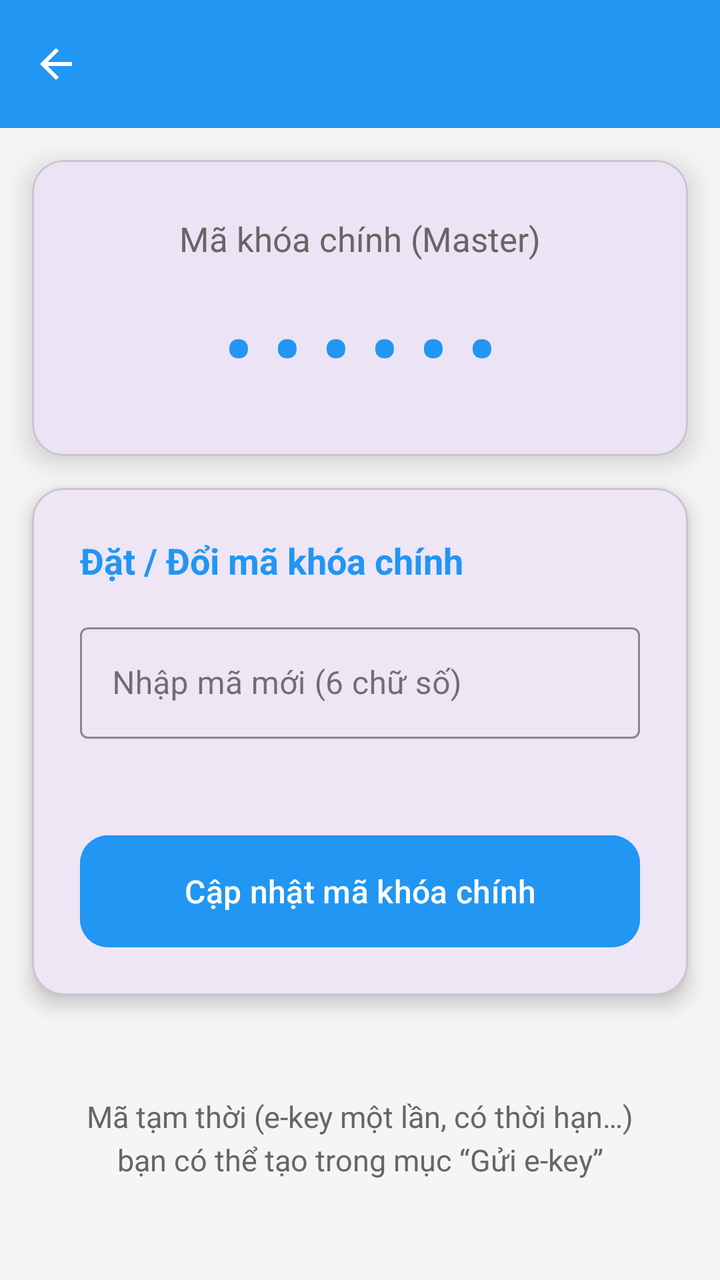
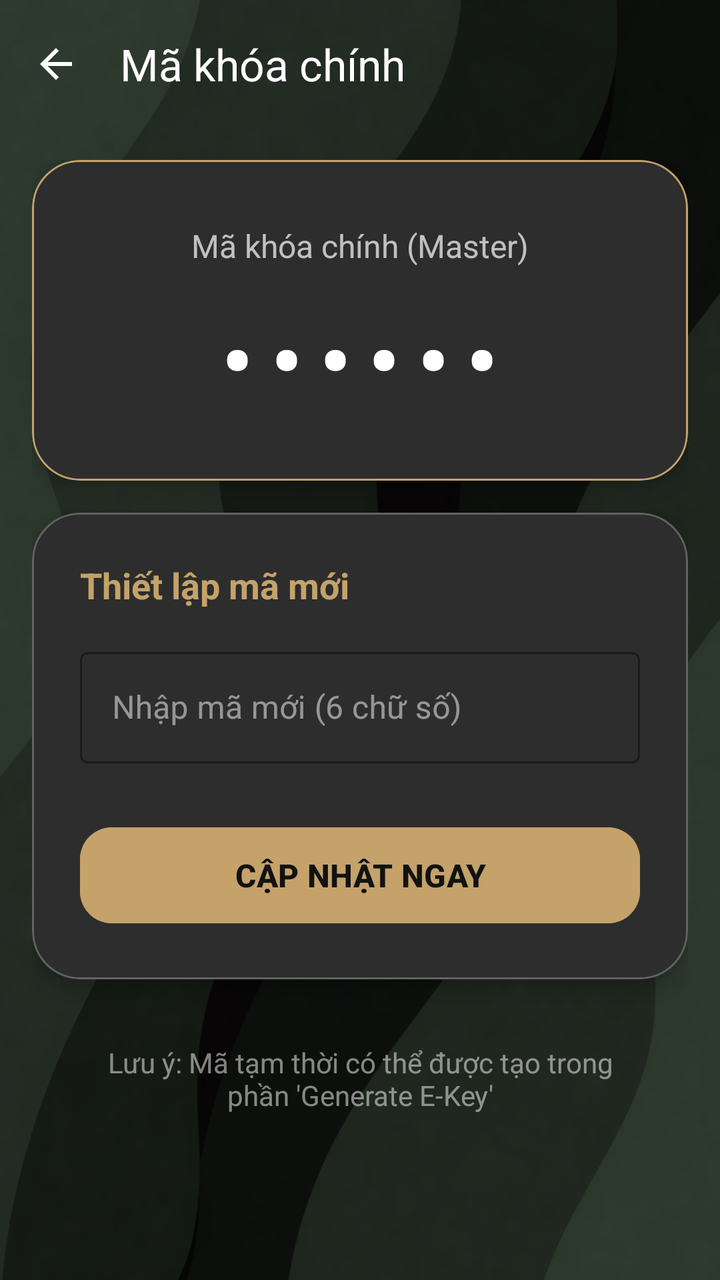

Compare the two renders of this Android layout. The source of the first and the diff that turns it into the second are given below.
<!-- AndroidManifest.xml: application theme Theme.SmartLock -->
<!-- res/layout/fragment_passcodes.xml -->
<?xml version="1.0" encoding="utf-8"?>
<androidx.constraintlayout.widget.ConstraintLayout xmlns:android="http://schemas.android.com/apk/res/android"
    xmlns:app="http://schemas.android.com/apk/res-auto"
    android:layout_width="match_parent"
    android:layout_height="match_parent"
    android:background="#F5F5F5">

    <com.google.android.material.appbar.MaterialToolbar
        android:id="@+id/toolbar"
        android:layout_width="0dp"
        android:layout_height="?attr/actionBarSize"
        android:background="#2196F3"
        android:title="Mã khóa chính"
        android:titleTextColor="#FFFFFF"
        app:layout_constraintTop_toTopOf="parent"
        app:layout_constraintStart_toStartOf="parent"
        app:layout_constraintEnd_toEndOf="parent"
        app:navigationIcon="@drawable/ic_arrow_back"
        app:navigationIconTint="#FFFFFF"/>

    <com.google.android.material.card.MaterialCardView
        android:id="@+id/cardCurrentPasscode"
        android:layout_width="0dp"
        android:layout_height="wrap_content"
        android:layout_margin="16dp"
        app:cardCornerRadius="16dp"
        app:cardElevation="8dp"
        app:layout_constraintTop_toBottomOf="@id/toolbar"
        app:layout_constraintStart_toStartOf="parent"
        app:layout_constraintEnd_toEndOf="parent">

        <LinearLayout
            android:layout_width="match_parent"
            android:layout_height="wrap_content"
            android:orientation="vertical"
            android:padding="28dp"
            android:gravity="center">

            <TextView
                android:layout_width="wrap_content"
                android:layout_height="wrap_content"
                android:text="Mã khóa chính (Master)"
                android:textSize="17sp"
                android:textColor="#666666" />

            <TextView
                android:id="@+id/tvCurrentPasscode"
                android:layout_width="wrap_content"
                android:layout_height="wrap_content"
                android:layout_marginTop="16dp"
                android:text="••••••"
                android:textSize="40sp"
                android:textStyle="bold"
                android:letterSpacing="0.25"
                android:textColor="#2196F3" />

            <TextView
                android:id="@+id/tvHintUnset"
                android:layout_width="wrap_content"
                android:layout_height="wrap_content"
                android:layout_marginTop="12dp"
                android:text="Chưa đặt mã khóa chính"
                android:textSize="15sp"
                android:textColor="#E91E63"
                android:visibility="gone" />

        </LinearLayout>
    </com.google.android.material.card.MaterialCardView>

    <com.google.android.material.card.MaterialCardView
        android:id="@+id/cardChangePasscode"
        android:layout_width="0dp"
        android:layout_height="wrap_content"
        android:layout_marginHorizontal="16dp"
        android:layout_marginTop="16dp"
        app:cardCornerRadius="16dp"
        app:cardElevation="6dp"
        app:layout_constraintTop_toBottomOf="@id/cardCurrentPasscode"
        app:layout_constraintStart_toStartOf="parent"
        app:layout_constraintEnd_toEndOf="parent">

        <LinearLayout
            android:layout_width="match_parent"
            android:layout_height="wrap_content"
            android:orientation="vertical"
            android:padding="24dp">

            <TextView
                android:layout_width="wrap_content"
                android:layout_height="wrap_content"
                android:text="Đặt / Đổi mã khóa chính"
                android:textSize="18sp"
                android:textStyle="bold"
                android:textColor="#2196F3" />

            <com.google.android.material.textfield.TextInputLayout
                android:id="@+id/tilOldPasscode"
                style="@style/Widget.MaterialComponents.TextInputLayout.OutlinedBox"
                android:layout_width="match_parent"
                android:layout_height="wrap_content"
                android:layout_marginTop="20dp"
                android:hint="Nhập mã khóa cũ (bắt buộc khi đã đặt)"
                app:boxStrokeColor="#2196F3"
                app:errorEnabled="true"
                app:endIconMode="password_toggle"
                android:visibility="gone">

                <com.google.android.material.textfield.TextInputEditText
                    android:id="@+id/etOldPasscode"
                    android:layout_width="match_parent"
                    android:layout_height="wrap_content"
                    android:inputType="numberPassword"
                    android:maxLength="10"
                    android:digits="0123456789" />
            </com.google.android.material.textfield.TextInputLayout>

            <com.google.android.material.textfield.TextInputLayout
                android:id="@+id/tilNewPasscode"
                style="@style/Widget.MaterialComponents.TextInputLayout.OutlinedBox"
                android:layout_width="match_parent"
                android:layout_height="wrap_content"
                android:layout_marginTop="16dp"
                android:hint="Nhập mã mới (6 chữ số)"
                app:boxStrokeColor="#2196F3"
                app:errorEnabled="true"
                app:endIconMode="clear_text">

                <com.google.android.material.textfield.TextInputEditText
                    android:id="@+id/etNewPasscode"
                    android:layout_width="match_parent"
                    android:layout_height="wrap_content"
                    android:inputType="numberPassword"
                    android:maxLength="10"
                    android:digits="0123456789" />
            </com.google.android.material.textfield.TextInputLayout>

            <com.google.android.material.button.MaterialButton
                android:id="@+id/btnChangePasscode"
                android:layout_width="match_parent"
                android:layout_height="56dp"
                android:layout_marginTop="28dp"
                android:text="Cập nhật mã khóa chính"
                android:textSize="16sp"
                app:cornerRadius="14dp"
                android:backgroundTint="#2196F3"
                android:insetTop="0dp"
                android:insetBottom="0dp" />

        </LinearLayout>
    </com.google.android.material.card.MaterialCardView>

    <TextView
        android:layout_width="0dp"
        android:layout_height="wrap_content"
        android:text="Mã tạm thời (e-key một lần, có thời hạn…)\nbạn có thể tạo trong mục “Gửi e-key”"
        android:textSize="15sp"
        android:textColor="#666666"
        android:gravity="center"
        android:lineSpacingExtra="4dp"
        android:layout_margin="32dp"
        app:layout_constraintTop_toBottomOf="@id/cardChangePasscode"
        app:layout_constraintStart_toStartOf="parent"
        app:layout_constraintEnd_toEndOf="parent"
        app:layout_constraintBottom_toBottomOf="parent" />

</androidx.constraintlayout.widget.ConstraintLayout>
<!-- resources referenced by this layout -->
<resources>
  <!-- drawable ic_arrow_back (drawable) -->
  <vector xmlns:android="http://schemas.android.com/apk/res/android" android:autoMirrored="true" android:height="24dp" android:tint="#000000" android:viewportHeight="24" android:viewportWidth="24" android:width="24dp">
        
      <path android:fillColor="@android:color/white" android:pathData="M20,11H7.83l5.59,-5.59L12,4l-8,8 8,8 1.41,-1.41L7.83,13H20v-2z"/>
      
  </vector>
  <style name="Theme.SmartLock" parent="Base.Theme.SmartLock" />
  <style name="Base.Theme.SmartLock" parent="Theme.Material3.DayNight.NoActionBar">
          
          
      </style>
</resources>

<!-- the commit's change to res/layout/fragment_passcodes.xml (unified diff, before → after) -->
@@ -1,166 +1,195 @@
 <?xml version="1.0" encoding="utf-8"?>
-<androidx.constraintlayout.widget.ConstraintLayout xmlns:android="http://schemas.android.com/apk/res/android"
+<FrameLayout xmlns:android="http://schemas.android.com/apk/res/android"
     xmlns:app="http://schemas.android.com/apk/res-auto"
     android:layout_width="match_parent"
-    android:layout_height="match_parent"
-    android:background="#F5F5F5">
+    android:layout_height="match_parent">
 
-    <com.google.android.material.appbar.MaterialToolbar
-        android:id="@+id/toolbar"
-        android:layout_width="0dp"
-        android:layout_height="?attr/actionBarSize"
-        android:background="#2196F3"
-        android:title="Mã khóa chính"
-        android:titleTextColor="#FFFFFF"
-        app:layout_constraintTop_toTopOf="parent"
-        app:layout_constraintStart_toStartOf="parent"
-        app:layout_constraintEnd_toEndOf="parent"
-        app:navigationIcon="@drawable/ic_arrow_back"
-        app:navigationIconTint="#FFFFFF"/>
+    <ImageView
+        android:layout_width="match_parent"
+        android:layout_height="match_parent"
+        android:src="@drawable/bg4"
+        android:scaleType="centerCrop" />
 
-    <com.google.android.material.card.MaterialCardView
-        android:id="@+id/cardCurrentPasscode"
-        android:layout_width="0dp"
-        android:layout_height="wrap_content"
-        android:layout_margin="16dp"
-        app:cardCornerRadius="16dp"
-        app:cardElevation="8dp"
-        app:layout_constraintTop_toBottomOf="@id/toolbar"
-        app:layout_constraintStart_toStartOf="parent"
-        app:layout_constraintEnd_toEndOf="parent">
+    <View
+        android:layout_width="match_parent"
+        android:layout_height="match_parent"
+        android:background="#70000000" />
 
-        <LinearLayout
+    <androidx.constraintlayout.widget.ConstraintLayout
+        android:layout_width="match_parent"
+        android:layout_height="match_parent">
+
+        <com.google.android.material.appbar.MaterialToolbar
+            android:id="@+id/toolbar"
+            android:layout_width="0dp"
+            android:layout_height="?attr/actionBarSize"
+            android:background="@android:color/transparent"
+            app:title="Mã khóa chính"
+            app:titleTextColor="#FFFFFF"
+            app:layout_constraintTop_toTopOf="parent"
+            app:layout_constraintStart_toStartOf="parent"
+            app:layout_constraintEnd_toEndOf="parent"
+            app:navigationIcon="@drawable/ic_arrow_back"
+            app:navigationIconTint="#FFFFFF"/>
+
+        <androidx.core.widget.NestedScrollView
             android:layout_width="match_parent"
-            android:layout_height="wrap_content"
-            android:orientation="vertical"
-            android:padding="28dp"
-            android:gravity="center">
+            android:layout_height="0dp"
+            android:fillViewport="true"
+            app:layout_constraintTop_toBottomOf="@id/toolbar"
+            app:layout_constraintBottom_toBottomOf="parent">
 
-            <TextView
-                android:layout_width="wrap_content"
-                android:layout_height="wrap_content"
-                android:text="Mã khóa chính (Master)"
-                android:textSize="17sp"
-                android:textColor="#666666" />
-
-            <TextView
-                android:id="@+id/tvCurrentPasscode"
-                android:layout_width="wrap_content"
-                android:layout_height="wrap_content"
-                android:layout_marginTop="16dp"
-                android:text="••••••"
-                android:textSize="40sp"
-                android:textStyle="bold"
-                android:letterSpacing="0.25"
-                android:textColor="#2196F3" />
-
-            <TextView
-                android:id="@+id/tvHintUnset"
-                android:layout_width="wrap_content"
-                android:layout_height="wrap_content"
-                android:layout_marginTop="12dp"
-                android:text="Chưa đặt mã khóa chính"
-                android:textSize="15sp"
-                android:textColor="#E91E63"
-                android:visibility="gone" />
-
-        </LinearLayout>
-    </com.google.android.material.card.MaterialCardView>
-
-    <com.google.android.material.card.MaterialCardView
-        android:id="@+id/cardChangePasscode"
-        android:layout_width="0dp"
-        android:layout_height="wrap_content"
-        android:layout_marginHorizontal="16dp"
-        android:layout_marginTop="16dp"
-        app:cardCornerRadius="16dp"
-        app:cardElevation="6dp"
-        app:layout_constraintTop_toBottomOf="@id/cardCurrentPasscode"
-        app:layout_constraintStart_toStartOf="parent"
-        app:layout_constraintEnd_toEndOf="parent">
-
-        <LinearLayout
-            android:layout_width="match_parent"
-            android:layout_height="wrap_content"
-            android:orientation="vertical"
-            android:padding="24dp">
-
-            <TextView
-                android:layout_width="wrap_content"
-                android:layout_height="wrap_content"
-                android:text="Đặt / Đổi mã khóa chính"
-                android:textSize="18sp"
-                android:textStyle="bold"
-                android:textColor="#2196F3" />
-
-            <com.google.android.material.textfield.TextInputLayout
-                android:id="@+id/tilOldPasscode"
-                style="@style/Widget.MaterialComponents.TextInputLayout.OutlinedBox"
+            <LinearLayout
                 android:layout_width="match_parent"
                 android:layout_height="wrap_content"
-                android:layout_marginTop="20dp"
-                android:hint="Nhập mã khóa cũ (bắt buộc khi đã đặt)"
-                app:boxStrokeColor="#2196F3"
-                app:errorEnabled="true"
-                app:endIconMode="password_toggle"
-                android:visibility="gone">
+                android:orientation="vertical"
+                android:padding="16dp">
 
-                <com.google.android.material.textfield.TextInputEditText
-                    android:id="@+id/etOldPasscode"
+                <com.google.android.material.card.MaterialCardView
+                    android:id="@+id/cardCurrentPasscode"
                     android:layout_width="match_parent"
                     android:layout_height="wrap_content"
-                    android:inputType="numberPassword"
-                    android:maxLength="10"
-                    android:digits="0123456789" />
-            </com.google.android.material.textfield.TextInputLayout>
+                    android:layout_marginBottom="16dp"
+                    app:cardCornerRadius="24dp"
+                    app:cardElevation="8dp"
+                    app:cardBackgroundColor="#2D2D2D"
+                    app:strokeColor="#C4A26A"
+                    app:strokeWidth="1dp">
 
-            <com.google.android.material.textfield.TextInputLayout
-                android:id="@+id/tilNewPasscode"
-                style="@style/Widget.MaterialComponents.TextInputLayout.OutlinedBox"
-                android:layout_width="match_parent"
-                android:layout_height="wrap_content"
-                android:layout_marginTop="16dp"
-                android:hint="Nhập mã mới (6 chữ số)"
-                app:boxStrokeColor="#2196F3"
-                app:errorEnabled="true"
-                app:endIconMode="clear_text">
+                    <LinearLayout
+                        android:layout_width="match_parent"
+                        android:layout_height="wrap_content"
+                        android:orientation="vertical"
+                        android:padding="32dp"
+                        android:gravity="center">
 
-                <com.google.android.material.textfield.TextInputEditText
-                    android:id="@+id/etNewPasscode"
+                        <TextView
+                            android:layout_width="wrap_content"
+                            android:layout_height="wrap_content"
+                            android:text="Mã khóa chính (Master)"
+                            android:textSize="16sp"
+                            android:textColor="#B3FFFFFF" />
+
+                        <TextView
+                            android:id="@+id/tvCurrentPasscode"
+                            android:layout_width="wrap_content"
+                            android:layout_height="wrap_content"
+                            android:layout_marginTop="16dp"
+                            android:text="••••••"
+                            android:textSize="44sp"
+                            android:textStyle="bold"
+                            android:letterSpacing="0.2"
+                            android:textColor="#FFFFFF" />
+
+                        <TextView
+                            android:id="@+id/tvHintUnset"
+                            android:layout_width="wrap_content"
+                            android:layout_height="wrap_content"
+                            android:layout_marginTop="12dp"
+                            android:text="Chưa đặt mã khóa chính"
+                            android:textSize="14sp"
+                            android:textColor="#FF5252"
+                            android:visibility="gone" />
+
+                    </LinearLayout>
+                </com.google.android.material.card.MaterialCardView>
+
+                <com.google.android.material.card.MaterialCardView
+                    android:id="@+id/cardChangePasscode"
                     android:layout_width="match_parent"
                     android:layout_height="wrap_content"
-                    android:inputType="numberPassword"
-                    android:maxLength="10"
-                    android:digits="0123456789" />
-            </com.google.android.material.textfield.TextInputLayout>
+                    app:cardCornerRadius="24dp"
+                    app:cardElevation="6dp"
+                    app:cardBackgroundColor="#2D2D2D"
+                    app:strokeColor="#40FFFFFF"
+                    app:strokeWidth="1dp">
 
-            <com.google.android.material.button.MaterialButton
-                android:id="@+id/btnChangePasscode"
-                android:layout_width="match_parent"
-                android:layout_height="56dp"
-                android:layout_marginTop="28dp"
-                android:text="Cập nhật mã khóa chính"
-                android:textSize="16sp"
-                app:cornerRadius="14dp"
-                android:backgroundTint="#2196F3"
-                android:insetTop="0dp"
-                android:insetBottom="0dp" />
+                    <LinearLayout
+                        android:layout_width="match_parent"
+                        android:layout_height="wrap_content"
+                        android:orientation="vertical"
+                        android:padding="24dp">
 
-        </LinearLayout>
-    </com.google.android.material.card.MaterialCardView>
+                        <TextView
+                            android:layout_width="wrap_content"
+                            android:layout_height="wrap_content"
+                            android:text="Thiết lập mã mới"
+                            android:textSize="18sp"
+                            android:textStyle="bold"
+                            android:textColor="#C4A26A" />
 
-    <TextView
-        android:layout_width="0dp"
-        android:layout_height="wrap_content"
-        android:text="Mã tạm thời (e-key một lần, có thời hạn…)\nbạn có thể tạo trong mục “Gửi e-key”"
-        android:textSize="15sp"
-        android:textColor="#666666"
-        android:gravity="center"
-        android:lineSpacingExtra="4dp"
-        android:layout_margin="32dp"
-        app:layout_constraintTop_toBottomOf="@id/cardChangePasscode"
-        app:layout_constraintStart_toStartOf="parent"
-        app:layout_constraintEnd_toEndOf="parent"
-        app:layout_constraintBottom_toBottomOf="parent" />
+                        <com.google.android.material.textfield.TextInputLayout
+                            android:id="@+id/tilOldPasscode"
+                            style="@style/Widget.MaterialComponents.TextInputLayout.OutlinedBox"
+                            android:layout_width="match_parent"
+                            android:layout_height="wrap_content"
+                            android:layout_marginTop="20dp"
+                            android:hint="Mã cũ (nếu có)"
+                            android:textColorHint="#80FFFFFF"
+                            app:hintTextColor="#C4A26A"
+                            app:boxStrokeColor="#C4A26A"
+                            app:endIconTint="#FFFFFF"
+                            app:endIconMode="password_toggle"
+                            android:visibility="gone">
 
-</androidx.constraintlayout.widget.ConstraintLayout>
+                            <com.google.android.material.textfield.TextInputEditText
+                                android:id="@+id/etOldPasscode"
+                                android:layout_width="match_parent"
+                                android:layout_height="wrap_content"
+                                android:inputType="numberPassword"
+                                android:textColor="#FFFFFF"
+                                android:maxLength="10" />
+                        </com.google.android.material.textfield.TextInputLayout>
+
+                        <com.google.android.material.textfield.TextInputLayout
+                            android:id="@+id/tilNewPasscode"
+                            style="@style/Widget.MaterialComponents.TextInputLayout.OutlinedBox"
+                            android:layout_width="match_parent"
+                            android:layout_height="wrap_content"
+                            android:layout_marginTop="16dp"
+                            android:hint="Nhập mã mới (6 chữ số)"
+                            android:textColorHint="#80FFFFFF"
+                            app:hintTextColor="#C4A26A"
+                            app:boxStrokeColor="#C4A26A"
+                            app:endIconTint="#FFFFFF"
+                            app:endIconMode="clear_text">
+
+                            <com.google.android.material.textfield.TextInputEditText
+                                android:id="@+id/etNewPasscode"
+                                android:layout_width="match_parent"
+                                android:layout_height="wrap_content"
+                                android:inputType="numberPassword"
+                                android:textColor="#FFFFFF"
+                                android:maxLength="10" />
+                        </com.google.android.material.textfield.TextInputLayout>
+
+                        <com.google.android.material.button.MaterialButton
+                            android:id="@+id/btnChangePasscode"
+                            android:layout_width="match_parent"
+                            android:layout_height="56dp"
+                            android:layout_marginTop="28dp"
+                            android:text="CẬP NHẬT NGAY"
+                            android:textSize="16sp"
+                            android:textStyle="bold"
+                            app:cornerRadius="16dp"
+                            android:backgroundTint="#C4A26A"
+                            android:textColor="#121212" />
+
+                    </LinearLayout>
+                </com.google.android.material.card.MaterialCardView>
+
+                <TextView
+                    android:layout_width="match_parent"
+                    android:layout_height="wrap_content"
+                    android:text="Lưu ý: Mã tạm thời có thể được tạo trong phần 'Generate E-Key'"
+                    android:textSize="14sp"
+                    android:textColor="#80FFFFFF"
+                    android:gravity="center"
+                    android:layout_marginTop="32dp"
+                    android:paddingHorizontal="24dp" />
+
+            </LinearLayout>
+        </androidx.core.widget.NestedScrollView>
+
+    </androidx.constraintlayout.widget.ConstraintLayout>
+</FrameLayout>
<!-- resource entries referenced after the edit -->
@@ -1,5 +1,6 @@
 <!-- resources referenced by this layout -->
 <resources>
+  <!-- drawable bg4: png bitmap (drawable, 462517 bytes) -->
   <!-- drawable ic_arrow_back (drawable) -->
   <vector xmlns:android="http://schemas.android.com/apk/res/android" android:autoMirrored="true" android:height="24dp" android:tint="#000000" android:viewportHeight="24" android:viewportWidth="24" android:width="24dp">
         
